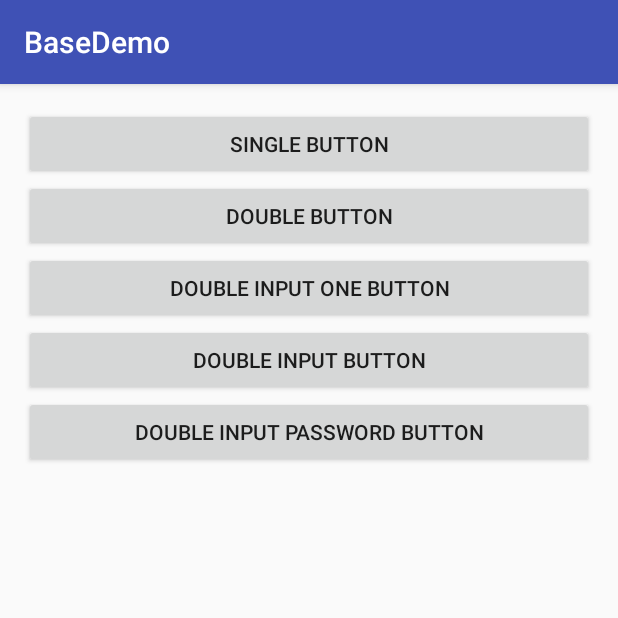
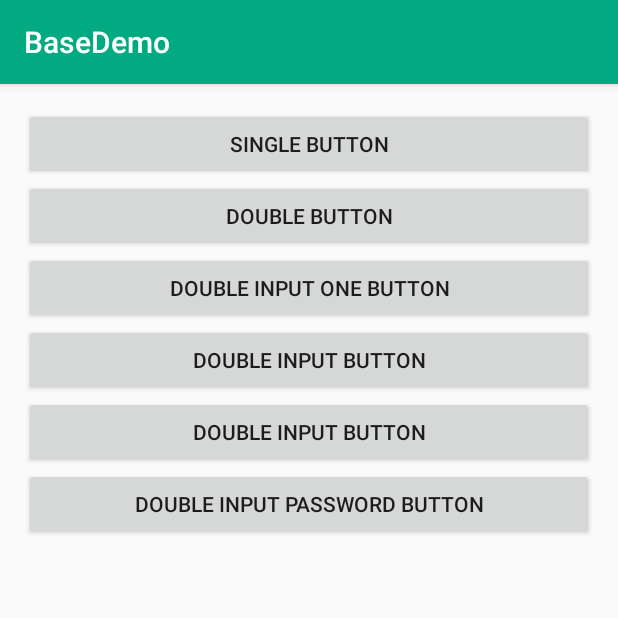
Before and after one commit to yan493483722/Base, an Android app: the DialogExampleAty screen opened directly, with no data from a screen before it, on a phone screen of 412 x 824 dp, the top half of it. Run offline under Robolectric (Android 15) with nearby library versions, the phone set to English and light mode, and no system bars; our stand-ins replace ButterKnife.

Commit message:
弹窗的完善

```diff
--- a/app/src/main/res/values/colors.xml
+++ b/app/src/main/res/values/colors.xml
@@ -1,6 +1,6 @@
 <?xml version="1.0" encoding="utf-8"?>
 <resources>
-    <color name="colorPrimary">#3F51B5</color>
-    <color name="colorPrimaryDark">#303F9F</color>
-    <color name="colorAccent">#FF4081</color>
+    <color name="colorPrimary">#02AA81</color>
+    <color name="colorPrimaryDark">#02AA81</color>
+    <color name="colorAccent">#02AA81</color>
 </resources>
--- a/base/src/main/res/layout/aty_dialog_example.xml
+++ b/base/src/main/res/layout/aty_dialog_example.xml
@@ -30,6 +30,11 @@
         android:text="double input button" />
 
     <Button
+        android:id="@+id/btn_dialog_photo"
+        android:layout_width="match_parent"
+        android:layout_height="wrap_content"
+        android:text="double input button" />
+    <Button
         android:id="@+id/btn_dialog_example_input_password"
         android:layout_width="match_parent"
         android:layout_height="wrap_content"
```
Also changed, not shown: app/src/main/java/com/yan/basedemo/aty/DialogExampleAty.java (+26 -4 lines).
